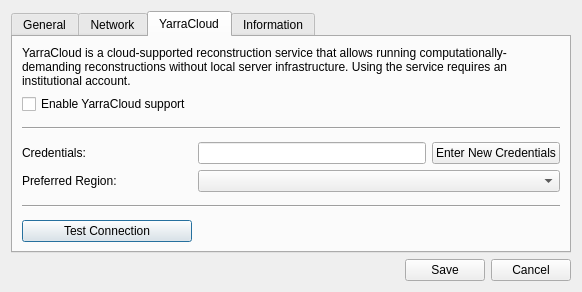
First picture: the form in StandaloneClient/sac_configurationdialog.ui, repository WillForan/yarraclient, before the edit.
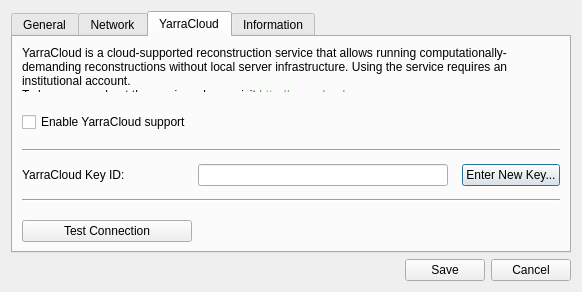
Second picture: the form after the edit. Icons and pictures are not drawn.

Commit message: Modified cloud configuration.

The edit to the form file:
```diff
--- a/StandaloneClient/sac_configurationdialog.ui
+++ b/StandaloneClient/sac_configurationdialog.ui
@@ -145,30 +145,23 @@
        <string>YarraCloud</string>
       </attribute>
       <layout class="QGridLayout" name="gridLayout_3">
-       <item row="11" column="0">
-        <widget class="QPushButton" name="cloudConnectionButton">
-         <property name="text">
-          <string>Test Connection</string>
-         </property>
-        </widget>
-       </item>
-       <item row="9" column="1" colspan="2">
-        <widget class="QComboBox" name="cloudRegionCombobox"/>
-       </item>
-       <item row="12" column="0">
-        <spacer name="verticalSpacer_4">
+       <item row="10" column="0">
+        <spacer name="verticalSpacer_7">
          <property name="orientation">
           <enum>Qt::Vertical</enum>
          </property>
+         <property name="sizeType">
+          <enum>QSizePolicy::Minimum</enum>
+         </property>
          <property name="sizeHint" stdset="0">
           <size>
            <width>20</width>
-           <height>14</height>
+           <height>6</height>
           </size>
          </property>
         </spacer>
        </item>
-       <item row="10" column="0" colspan="3">
+       <item row="9" column="0" colspan="4">
         <widget class="Line" name="line_2">
          <property name="minimumSize">
           <size>
@@ -181,28 +174,7 @@
          </property>
         </widget>
        </item>
-       <item row="8" column="0">
-        <widget class="QLabel" name="cloudCredetialsLabel">
-         <property name="text">
-          <string>Credentials:</string>
-         </property>
-        </widget>
-       </item>
-       <item row="8" column="2">
-        <widget class="QPushButton" name="cloudCredentialsButton">
-         <property name="text">
-          <string>Enter New Credentials</string>
-         </property>
-        </widget>
-       </item>
-       <item row="9" column="0">
-        <widget class="QLabel" name="cloudRegionLabel">
-         <property name="text">
-          <string>Preferred Region:</string>
-         </property>
-        </widget>
-       </item>
-       <item row="2" column="0" colspan="3">
+       <item row="2" column="0" colspan="4">
         <widget class="QLabel" name="cloudLabel">
          <property name="text">
           <string>&lt;html&gt;&lt;head/&gt;&lt;body&gt;&lt;p&gt;YarraCloud is a cloud-supported reconstruction service that allows running computationally-demanding reconstructions without local server infrastructure. Using the service requires an institutional account.&lt;br&gt; To learn more about the service, please visit &lt;a href=&quot;http://yarracloud.com&quot;&gt;&lt;span style=&quot; text-decoration: underline; color:#43b02a;&quot;&gt;http://yarracloud.com&lt;/span&gt;&lt;/a&gt;.&lt;/p&gt;&lt;/body&gt;&lt;/html&gt;</string>
@@ -218,28 +190,36 @@
          </property>
         </widget>
        </item>
-       <item row="6" column="0" colspan="3">
-        <widget class="Line" name="line">
-         <property name="minimumSize">
-          <size>
-           <width>0</width>
-           <height>16</height>
-          </size>
+       <item row="8" column="0">
+        <widget class="QLabel" name="cloudCredetialsLabel">
+         <property name="text">
+          <string>YarraCloud Key ID:</string>
          </property>
-         <property name="orientation">
-          <enum>Qt::Horizontal</enum>
+        </widget>
+       </item>
+       <item row="8" column="3">
+        <widget class="QPushButton" name="cloudCredentialsButton">
+         <property name="text">
+          <string>Enter New Key...</string>
          </property>
         </widget>
        </item>
-       <item row="3" column="0">
-        <spacer name="verticalSpacer_6">
+       <item row="11" column="0">
+        <widget class="QPushButton" name="cloudConnectionButton">
+         <property name="text">
+          <string>Test Connection</string>
+         </property>
+        </widget>
+       </item>
+       <item row="12" column="0">
+        <spacer name="verticalSpacer_4">
          <property name="orientation">
           <enum>Qt::Vertical</enum>
          </property>
          <property name="sizeHint" stdset="0">
           <size>
            <width>20</width>
-           <height>16</height>
+           <height>14</height>
           </size>
          </property>
         </spacer>
@@ -249,6 +229,9 @@
          <property name="orientation">
           <enum>Qt::Vertical</enum>
          </property>
+         <property name="sizeType">
+          <enum>QSizePolicy::Minimum</enum>
+         </property>
          <property name="sizeHint" stdset="0">
           <size>
            <width>20</width>
@@ -257,6 +240,22 @@
          </property>
         </spacer>
        </item>
+       <item row="3" column="0">
+        <spacer name="verticalSpacer_6">
+         <property name="orientation">
+          <enum>Qt::Vertical</enum>
+         </property>
+         <property name="sizeType">
+          <enum>QSizePolicy::Minimum</enum>
+         </property>
+         <property name="sizeHint" stdset="0">
+          <size>
+           <width>20</width>
+           <height>14</height>
+          </size>
+         </property>
+        </spacer>
+       </item>
        <item row="8" column="1">
         <widget class="QLineEdit" name="cloudCredetialsEdit">
          <property name="cursor">
@@ -280,6 +279,35 @@
          </property>
         </widget>
        </item>
+       <item row="6" column="0" colspan="4">
+        <widget class="Line" name="line">
+         <property name="minimumSize">
+          <size>
+           <width>0</width>
+           <height>16</height>
+          </size>
+         </property>
+         <property name="orientation">
+          <enum>Qt::Horizontal</enum>
+         </property>
+        </widget>
+       </item>
+       <item row="8" column="2">
+        <spacer name="horizontalSpacer_4">
+         <property name="orientation">
+          <enum>Qt::Horizontal</enum>
+         </property>
+         <property name="sizeType">
+          <enum>QSizePolicy::Minimum</enum>
+         </property>
+         <property name="sizeHint" stdset="0">
+          <size>
+           <width>2</width>
+           <height>20</height>
+          </size>
+         </property>
+        </spacer>
+       </item>
       </layout>
      </widget>
      <widget class="QWidget" name="tab">
@@ -391,7 +419,7 @@
          <item>
           <widget class="QLabel" name="label_2">
            <property name="text">
-            <string>&lt;html&gt;&lt;head/&gt;&lt;body&gt;&lt;p&gt;For updates and documentation, please visit: &lt;a href=&quot;http://yarra.rocks&quot;&gt;&lt;span style=&quot; text-decoration: underline; color:#43b02a;&quot;&gt;http://yarra.rocks&lt;br/&gt;&lt;/span&gt;&lt;/a&gt;Made with &lt;span style=&quot; font-family:'arial'; font-size:15px; color:#43b02a;&quot;&gt;♥&lt;/span&gt; in NYC, by the Yarra team at &lt;a href=&quot;http://cai2r.net&quot;&gt;&lt;span style=&quot; text-decoration: underline; color:#43b02a;&quot;&gt;CAI&lt;/span&gt;&lt;/a&gt;&lt;a href=&quot;http://cai2r.net&quot;&gt;&lt;span style=&quot; text-decoration: underline; color:#43b02a; vertical-align:super;&quot;&gt;2&lt;/span&gt;&lt;/a&gt;&lt;a href=&quot;http://cai2r.net&quot;&gt;&lt;span style=&quot; text-decoration: underline; color:#43b02a;&quot;&gt;R&lt;/span&gt;&lt;/a&gt;&lt;/p&gt;&lt;/body&gt;&lt;/html&gt;</string>
+            <string>&lt;html&gt;&lt;head/&gt;&lt;body&gt;&lt;p&gt;For updates and documentation, please visit: &lt;a href=&quot;http://yarraframework.com&quot;&gt;&lt;span style=&quot; text-decoration: underline; color:#43b02a;&quot;&gt;http://yarraframework.com&lt;br/&gt;&lt;/span&gt;&lt;/a&gt;Made with &lt;span style=&quot; font-family:'arial'; font-size:15px; color:#43b02a;&quot;&gt;♥&lt;/span&gt; in NYC, by the Yarra team at &lt;a href=&quot;http://cai2r.net&quot;&gt;&lt;span style=&quot; text-decoration: underline; color:#43b02a;&quot;&gt;CAI&lt;/span&gt;&lt;/a&gt;&lt;a href=&quot;http://cai2r.net&quot;&gt;&lt;span style=&quot; text-decoration: underline; color:#43b02a; vertical-align:super;&quot;&gt;2&lt;/span&gt;&lt;/a&gt;&lt;a href=&quot;http://cai2r.net&quot;&gt;&lt;span style=&quot; text-decoration: underline; color:#43b02a;&quot;&gt;R&lt;/span&gt;&lt;/a&gt;&lt;/p&gt;&lt;/body&gt;&lt;/html&gt;</string>
            </property>
            <property name="textFormat">
             <enum>Qt::RichText</enum>
```
The commit also changes 8 other files.
